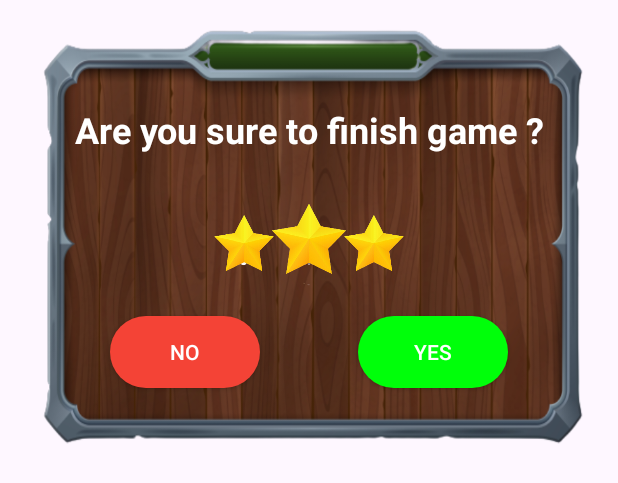
After one commit to Nabijonov-Otabek-19/Memory-game, an Android app: the layout custom_quit_dialog.xml on its own in the app's theme, with its tools: preview values and no code run, on a phone screen of 412 x 824 dp. The commit adds this screen. Shown: the top 483 px of the screen. Run offline under Robolectric (Android 15) with nearby library versions, the phone set to English and light mode, and no system bars.

Commit message:
project updated

```diff
--- /dev/null
+++ b/app/src/main/res/layout/custom_quit_dialog.xml
@@ -0,0 +1,65 @@
+<?xml version="1.0" encoding="utf-8"?>
+<androidx.constraintlayout.widget.ConstraintLayout xmlns:android="http://schemas.android.com/apk/res/android"
+    xmlns:app="http://schemas.android.com/apk/res-auto"
+    android:layout_width="match_parent"
+    android:layout_height="wrap_content"
+    android:layout_margin="8dp"
+    android:background="@drawable/dialog"
+    android:elevation="8dp"
+    android:paddingVertical="24dp">
+
+    <androidx.appcompat.widget.AppCompatTextView
+        android:id="@+id/txt"
+        android:layout_width="match_parent"
+        android:layout_height="wrap_content"
+        android:layout_marginHorizontal="30dp"
+        android:layout_marginTop="30dp"
+        android:gravity="center"
+        android:padding="8dp"
+        android:text="Are you sure to finish game ?"
+        android:textColor="@color/white"
+        android:textSize="24sp"
+        android:textStyle="bold"
+        app:layout_constraintLeft_toLeftOf="parent"
+        app:layout_constraintRight_toRightOf="parent"
+        app:layout_constraintTop_toTopOf="parent" />
+
+    <androidx.appcompat.widget.AppCompatImageView
+        android:id="@+id/img"
+        android:layout_width="match_parent"
+        android:layout_height="100dp"
+        android:src="@drawable/stars"
+        app:layout_constraintBottom_toTopOf="@id/btnNo"
+        app:layout_constraintLeft_toLeftOf="parent"
+        app:layout_constraintRight_toRightOf="parent"
+        app:layout_constraintTop_toBottomOf="@id/txt" />
+
+    <androidx.appcompat.widget.AppCompatButton
+        android:id="@+id/btnNo"
+        android:layout_width="100dp"
+        android:layout_height="wrap_content"
+        android:layout_marginBottom="24dp"
+        android:background="@drawable/bg_button"
+        android:backgroundTint="#F44336"
+        android:text="No"
+        android:textColor="@color/white"
+        app:layout_constraintBottom_toBottomOf="parent"
+        app:layout_constraintLeft_toLeftOf="parent"
+        app:layout_constraintRight_toLeftOf="@id/btnYes"
+        app:layout_constraintTop_toBottomOf="@id/img" />
+
+    <androidx.appcompat.widget.AppCompatButton
+        android:id="@+id/btnYes"
+        android:layout_width="100dp"
+        android:layout_height="wrap_content"
+        android:layout_marginBottom="24dp"
+        android:background="@drawable/bg_button"
+        android:backgroundTint="#00FF0A"
+        android:text="Yes"
+        android:textColor="@color/white"
+        app:layout_constraintBottom_toBottomOf="parent"
+        app:layout_constraintLeft_toRightOf="@id/btnNo"
+        app:layout_constraintRight_toRightOf="parent"
+        app:layout_constraintTop_toBottomOf="@id/img" />
+
+</androidx.constraintlayout.widget.ConstraintLayout>
```
Also changed, not shown: app/src/main/java/uz/gita/memorygameapp_bek/ui/screens/GameScreen.kt (+42 -3 lines).
